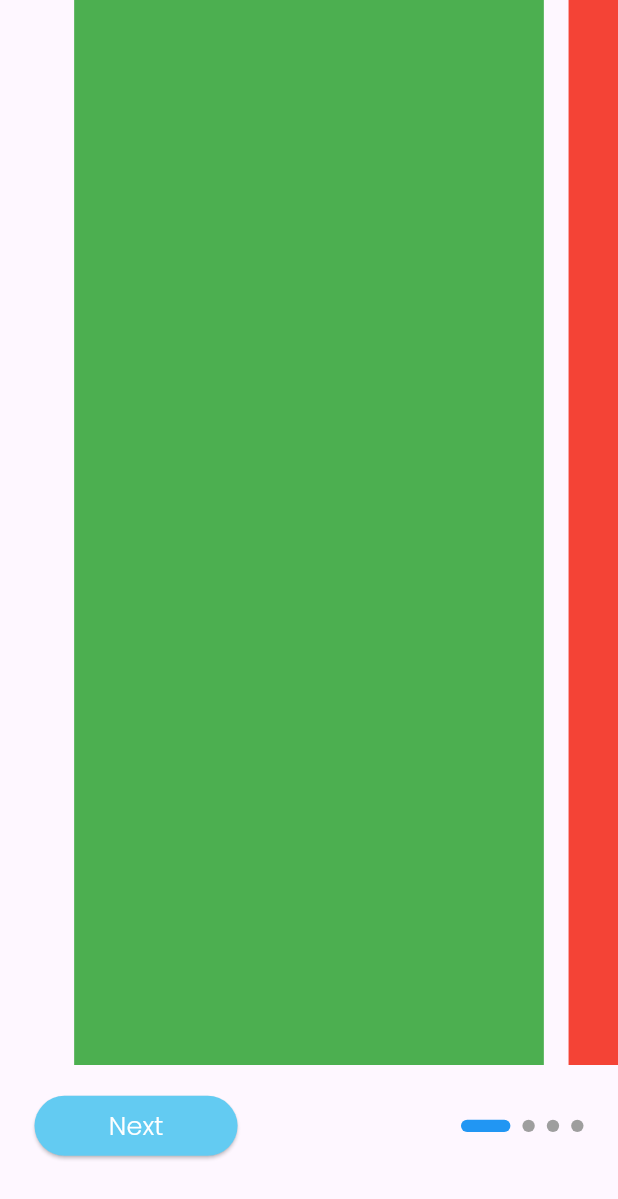
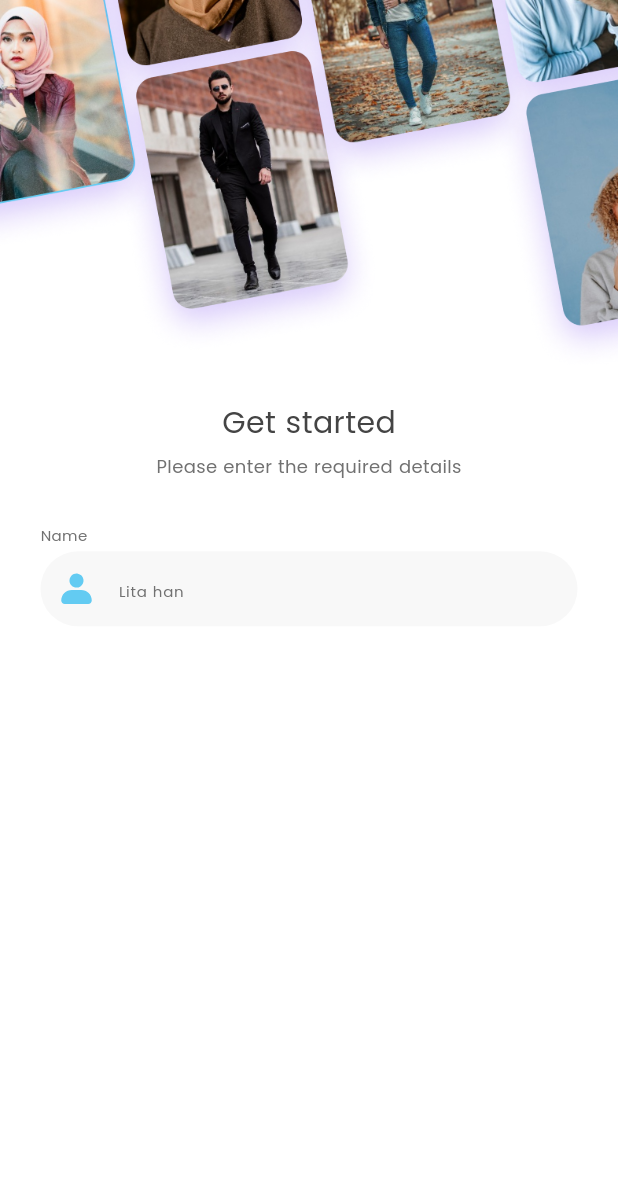
Before and after one commit to MRamzan2000/testing_project, a Flutter app: the screen it shows after launch, on a phone screen of 412 x 824 dp. Shown: the top 1199 px of the screen. Run offline on Flutter 3.47's test engine with Material 3 defaults, Android fonts, the phone set to English and light mode, and no system bars; drawn by our look-alikes of smooth_page_indicator; our stand-ins replace flutter_svg, responsive_sizer.

Commit message:
signup screen

```diff
--- a/lib/main.dart
+++ b/lib/main.dart
@@ -14,7 +14,8 @@ class MyApp extends StatelessWidget {
       builder: (context, orientation, screenType) {
         return MaterialApp(
           debugShowCheckedModeBanner: false,
-          home: SplashScreen(),
+          home: const SplashScreen(),
+          theme: ThemeData(scaffoldBackgroundColor: const Color(0xffFFFFFF)),
         );
       },
     );
--- a/lib/views/onboarding_screen.dart
+++ b/lib/views/onboarding_screen.dart
@@ -3,6 +3,7 @@ import 'package:flutter/material.dart';
 import 'package:responsive_sizer/responsive_sizer.dart';
 import 'package:smooth_page_indicator/smooth_page_indicator.dart';
 import 'package:test_widgets/views/custom_widgets.dart';
+
 class OnboardingScreen extends StatefulWidget {
   const OnboardingScreen({super.key});
 
@@ -39,10 +40,10 @@ class _OnboardingScreenState extends State<OnboardingScreen> {
                   color: index == 0
                       ? Colors.green
                       : index == 1
-                      ? Colors.red
-                      : index == 2
-                      ? Colors.blueAccent
-                      : Colors.black,
+                          ? Colors.red
+                          : index == 2
+                              ? Colors.blueAccent
+                              : Colors.black,
                 );
               },
             ),
@@ -56,21 +57,27 @@ class _OnboardingScreenState extends State<OnboardingScreen> {
               children: [
                 customElevatedButton(
                     onPressed: () {
+                      if (selectedIndex >= 3) {
+                        selectedIndex = 0;
+                        controller.animateToPage(
+                          selectedIndex,
+                          duration: const Duration(milliseconds: 300),
+                          curve: Curves.bounceInOut,
+                        );
+                        setState(() {
+                          print(" if condition run selected index :$selectedIndex");
 
-                      if (selectedIndex < 4) {
+                        });
+                      } else {
                         controller.animateToPage(
                           selectedIndex + 1,
                           duration: const Duration(milliseconds: 300),
                           curve: Curves.easeInOut,
                         );
                         setState(() {
+                          print("if else condition run selected index :${selectedIndex}");
                         });
-                      }else{
-                        controller.animateToPage(
-                          0,
-                          duration: const Duration(milliseconds: 300),
-                          curve: Curves.easeInOut,
-                        );                      }
+                      }
                     },
                     title: "Next",
                     horizentalPadding: 6.h,
--- /dev/null
+++ b/lib/views/signup_screen.dart
@@ -0,0 +1,89 @@
+import 'package:flutter/material.dart';
+import 'package:flutter_svg/flutter_svg.dart';
+
+class SignupScreen extends StatelessWidget {
+  const SignupScreen({super.key});
+
+  @override
+  Widget build(BuildContext context) {
+    return Scaffold(
+      body: SizedBox(
+        height: MediaQuery.sizeOf(context).height,
+        width: MediaQuery.sizeOf(context).width,
+        child: Column(
+          children: [
+            Image.asset("assets/signup_image.png"),
+            Padding(
+              padding: const EdgeInsets.symmetric(horizontal: 27),
+              child: Column(
+                children: [
+                  const SizedBox(
+                    height: 19.07,
+                  ),
+                  const Text(
+                    "Get started",
+                    style: TextStyle(
+                        fontSize: 20,
+                        color: Color(0xff444444),
+                        fontWeight: FontWeight.w500,
+                        fontFamily: "regularPoppins"),
+                  ),
+                  const SizedBox(
+                    height: 6,
+                  ),
+                  const Text(
+                    "Please enter the required details",
+                    style: TextStyle(
+                        fontSize: 12,
+                        color: Color(0xff717171),
+                        fontWeight: FontWeight.w400,
+                        fontFamily: "regularPoppins"),
+                  ),
+                  const SizedBox(
+                    height: 30,
+                  ),
+                  const Row(
+                    mainAxisAlignment: MainAxisAlignment.start,
+                    children: [
+                      Text(
+                        "Name",
+                        style: TextStyle(
+                            fontSize: 10,
+                            color: Color(0xff717171),
+                            fontWeight: FontWeight.w400,
+                            fontFamily: "regularPoppins"),
+                      ),
+                    ],
+                  ),
+                  const SizedBox(
+                    height: 4,
+                  ),
+                  TextField(
+                    decoration: InputDecoration(
+                      border: OutlineInputBorder(
+                          borderRadius: BorderRadius.circular(30),
+                        borderSide: BorderSide.none
+                      ),
+                      filled: true,
+                      fillColor: const Color(0xffF8F8F8),
+                      isCollapsed: true,
+                      contentPadding:const EdgeInsets.symmetric(horizontal: 22,vertical: 13),
+                      prefixIcon:Transform.scale(scale: 0.5,
+                          child: SvgPicture.asset("assets/profile.svg",height: 10.18,width: 10.18,)),
+                      hintText: "Lita han",
+                      hintStyle:  const TextStyle(
+                          fontSize: 10,
+                          color: Color(0xff717171),
+                          fontWeight: FontWeight.w400,
+                          fontFamily: "regularPoppins")
+                    ),
+                  )
+                ],
+              ),
+            ),
+          ],
+        ),
+      ),
+    );
+  }
+}
--- a/lib/views/splash_screen.dart
+++ b/lib/views/splash_screen.dart
@@ -2,6 +2,7 @@ import 'package:flutter/material.dart';
 import 'package:test_widgets/controllers/font_styles.dart';
 
 import 'onboarding_screen.dart';
+import 'signup_screen.dart';
 
 class SplashScreen extends StatefulWidget {
   const SplashScreen({super.key});
@@ -18,7 +19,7 @@ class _SplashScreenState extends State<SplashScreen> {
       (value) {
         Navigator.push(context, MaterialPageRoute(
           builder: (context) {
-            return  OnboardingScreen();
+            return  SignupScreen();
           },
         ));
       },
--- a/pubspec.yaml
+++ b/pubspec.yaml
@@ -37,6 +37,7 @@ dependencies:
   cupertino_icons: ^1.0.8
   responsive_sizer: ^3.3.1
   smooth_page_indicator: ^1.2.0+3
+  flutter_svg: ^2.0.17
 #  video_editor: ^3.0.0
 #  image_picker: ^1.1.2
 
```
Also changed, not shown: assets/profile.svg (added), assets/signup_image.png (added), pubspec.lock.
